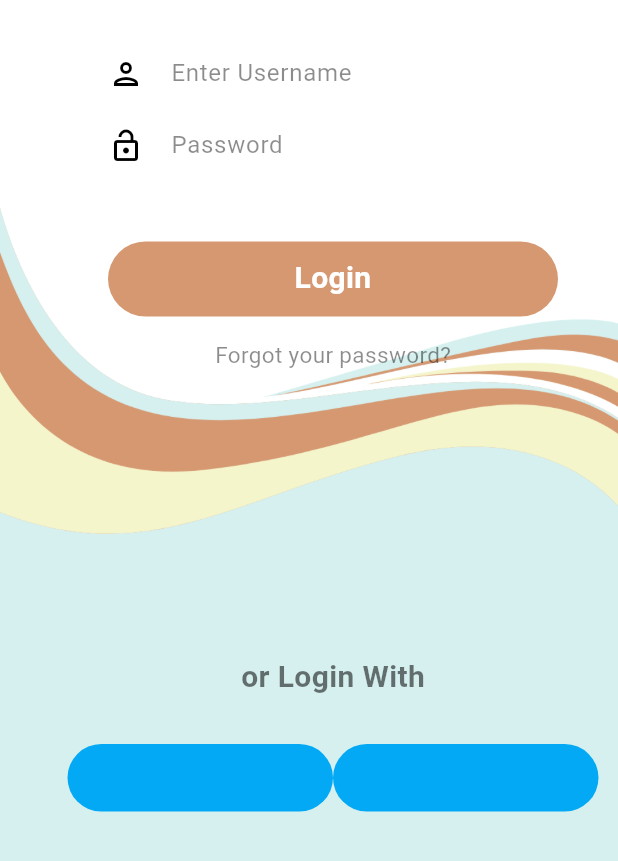
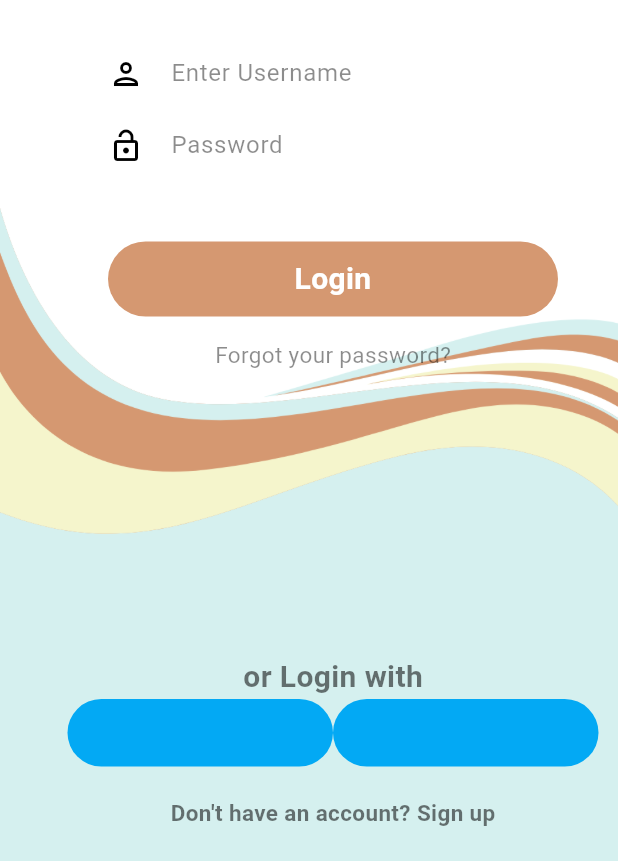
Before and after one commit to chgaobt/Tami, a Flutter app: the screen it shows after launch, on a phone screen of 412 x 824 dp, the part 375-1236 px from its top. Run offline on Flutter 3.47's test engine with Material 3 defaults, Android fonts, the phone set to English and light mode, and no system bars; our stand-ins replace firebase_core, google_fonts; accounts and stored records are empty.

Commit message:
more login page stuff

```diff
--- a/Tami/tami/lib/screens/login.dart
+++ b/Tami/tami/lib/screens/login.dart
@@ -39,6 +39,7 @@ class login extends StatelessWidget {
                     passwordField(),
                     const SizedBox(height: 40),
                     Container(
+                      alignment: Alignment.center,
                       height: 50,
                       width: 300,
                       decoration: BoxDecoration(
@@ -46,7 +47,8 @@ class login extends StatelessWidget {
                         borderRadius: BorderRadius.circular(25)
                       ),
                       child: const Padding(
-                        padding: EdgeInsets.only(top: 10),
+                        padding: EdgeInsets.symmetric(horizontal: 25.0),
+                        child: Center(
                           child: Text(
                           'Login',
                           textAlign: TextAlign.center,
@@ -54,6 +56,7 @@ class login extends StatelessWidget {
                             fontSize: 20,
                             fontWeight: FontWeight.bold,
                             color: Colors.white
+                          ),
                         ),
                         ),
                       )
@@ -70,7 +73,7 @@ class login extends StatelessWidget {
                     ),
                     const SizedBox(height: 190),
                     const Text(
-                      "or Login With",
+                      "or Login with",
                       textAlign: TextAlign.center,
                       style: TextStyle(
                         fontSize: 20,
@@ -79,7 +82,6 @@ class login extends StatelessWidget {
                         color: Colors.black54
                       ),
                     ),
-                    const SizedBox(height: 30),
                     Row(
             children: [
               Container(
@@ -90,7 +92,6 @@ class login extends StatelessWidget {
                     borderRadius: BorderRadius.circular(50)
                   ),
                 ),
-
                 Container(
                   height: 45,
                   width: 177,
@@ -99,11 +100,12 @@ class login extends StatelessWidget {
                     borderRadius: BorderRadius.circular(50)
                   ),
                 ),
+
               ]
             ),
-                    const SizedBox(height: 50),
+          const SizedBox(height: 20),
           const Text(
-                      "Don't have an account? Sign up here",
+            "Don't have an account? Sign up",
             textAlign: TextAlign.center,
             style: TextStyle(
               fontSize: 15,
@@ -111,13 +113,12 @@ class login extends StatelessWidget {
               //color: Color.fromARGB(255,213,152,113)
               color: Colors.black54
             ),
-                    )
+          ),
                   ],
                 )
               )
             ],
-          )
-
+          ),
         ],
       ),
     );
@@ -146,6 +147,7 @@ class login extends StatelessWidget {
                             left: 18,
                           ),
                           child: TextField(
+                              obscureText: true,
                               decoration: InputDecoration(
                               hintText: "Password",
                               hintStyle: TextStyle(
```
Lines whose indentation alone changed are shown as unchanged.
